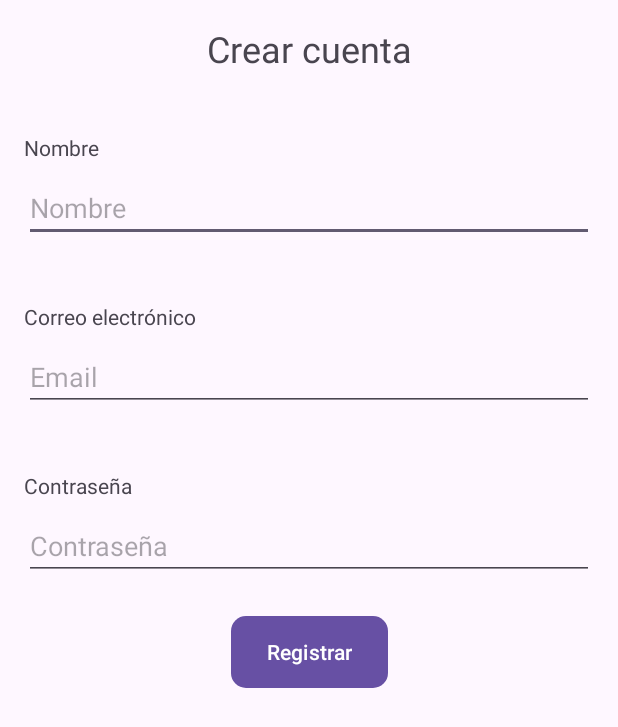
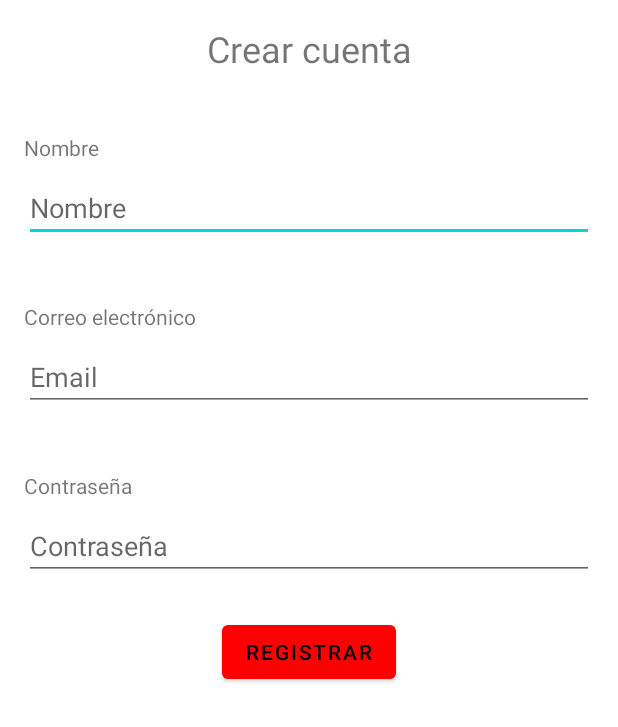
Before and after one commit to GaelRGuerreiro/Recuperacion-T2-DI, an Android app: the RegisterActivity screen opened directly, with no data from a screen before it, on a phone screen of 412 x 824 dp. Shown: the top 727 px of the screen. Run offline under Robolectric (Android 15) with nearby library versions, the phone set to English and light mode, and no system bars; our stand-ins replace Firebase (no records; nobody signed in at launch, a user with empty details on screens opened directly).

Commit message:
Navigation Drawer casi terminado.Problema con iconos

```diff
--- a/app/build.gradle.kts
+++ b/app/build.gradle.kts
@@ -30,6 +30,7 @@ android {
 }
 
 dependencies {
+    implementation ("com.google.android.material:material:1.9.0")
     implementation(platform("com.google.firebase:firebase-bom:32.8.0"))
     implementation("com.google.firebase:firebase-analytics")
     implementation("com.google.firebase:firebase-auth")
--- a/app/src/main/AndroidManifest.xml
+++ b/app/src/main/AndroidManifest.xml
@@ -11,7 +11,7 @@
         android:label="@string/app_name"
         android:roundIcon="@mipmap/ic_launcher_round"
         android:supportsRtl="true"
-        android:theme="@style/Theme.F1RacingLPG"
+        android:theme="@style/F1RacingLPG"
         tools:targetApi="31">
         <activity
             android:name=".RegisterActivity">
--- a/app/src/main/res/layout/activity_register.xml
+++ b/app/src/main/res/layout/activity_register.xml
@@ -4,9 +4,11 @@
     xmlns:app="http://schemas.android.com/apk/res-auto"
     xmlns:tools="http://schemas.android.com/tools"
     android:layout_width="match_parent"
-    android:layout_height="match_parent">
+    android:layout_height="match_parent"
+    >
 
-    <TextView
+
+<TextView
         android:id="@+id/textViewHeader"
         android:layout_width="wrap_content"
         android:layout_height="wrap_content"
@@ -90,12 +92,11 @@
         android:layout_marginTop="8dp" />
 
     <Button
+        style="@style/RedButton"
         android:id="@+id/buttonRegister"
         android:layout_width="wrap_content"
         android:layout_height="wrap_content"
         android:text="Registrar"
-        android:textColor="#FFFFFF"
-        android:background="@drawable/custom_button_background"
         app:layout_constraintTop_toBottomOf="@id/editTextPassword"
         app:layout_constraintStart_toStartOf="parent"
         app:layout_constraintEnd_toEndOf="parent"
--- a/app/src/main/res/values/colors.xml
+++ b/app/src/main/res/values/colors.xml
@@ -2,4 +2,7 @@
 <resources>
     <color name="black">#FF000000</color>
     <color name="white">#FFFFFFFF</color>
+    <color name="buttonColor">#FF0000</color>
+    <color name="drawerBackground">#424242</color>
+
 </resources>
--- a/app/src/main/res/values/themes.xml
+++ b/app/src/main/res/values/themes.xml
@@ -1,9 +1,20 @@
 <resources xmlns:tools="http://schemas.android.com/tools">
-    <!-- Base application theme. -->
-    <style name="Base.Theme.F1RacingLPG" parent="Theme.Material3.DayNight.NoActionBar">
-        <!-- Customize your light theme here. -->
-        <!-- <item name="colorPrimary">@color/my_light_primary</item> -->
+
+    <style name="F1RacingLPG" parent="Theme.MaterialComponents.DayNight.NoActionBar">
+        <item name="android:statusBarColor">@color/buttonColor</item>
+        <item name="toolbarStyle">@style/Widget.MaterialComponents.Toolbar.PrimarySurface</item>
+        <item name="drawerArrowStyle">@style/F1RacingLPGTheme.DrawerArrowStyle</item>
+        <item name="buttonStyle">@style/RedButton</item>
+
+
     </style>
 
-    <style name="Theme.F1RacingLPG" parent="Base.Theme.F1RacingLPG" />
+    <style name="F1RacingLPGTheme.DrawerArrowStyle" parent="Widget.AppCompat.DrawerArrowToggle">
+    </style>
+
+    <style name="RedButton" parent="Widget.MaterialComponents.Button">
+        <item name="backgroundTint">@color/buttonColor</item>
+        <item name="android:textColor">@android:color/black</item>
+    </style>
+
 </resources>
```
Also changed, not shown: app/src/main/java/com/example/f1racinglpg/MainActivity.java (+27 -0 lines), app/src/main/res/layout/activity_login.xml (+6 -5 lines), app/src/main/res/layout/activity_main.xml (+32 -12 lines), app/src/main/res/layout/nav_header.xml (added, +19 -0 lines), app/src/main/res/menu/activity_main_navigation_drawer.xml (added, +46 -0 lines), app/src/main/res/values/strings.xml (+8 -0 lines), app/src/main/res/drawable/casco.png (added), app/src/main/res/drawable/circuito.png (added), app/src/main/res/drawable/f1.png (added), app/src/main/res/drawable/parrilla.png (added), app/src/main/res/drawable/volante.png (added).
